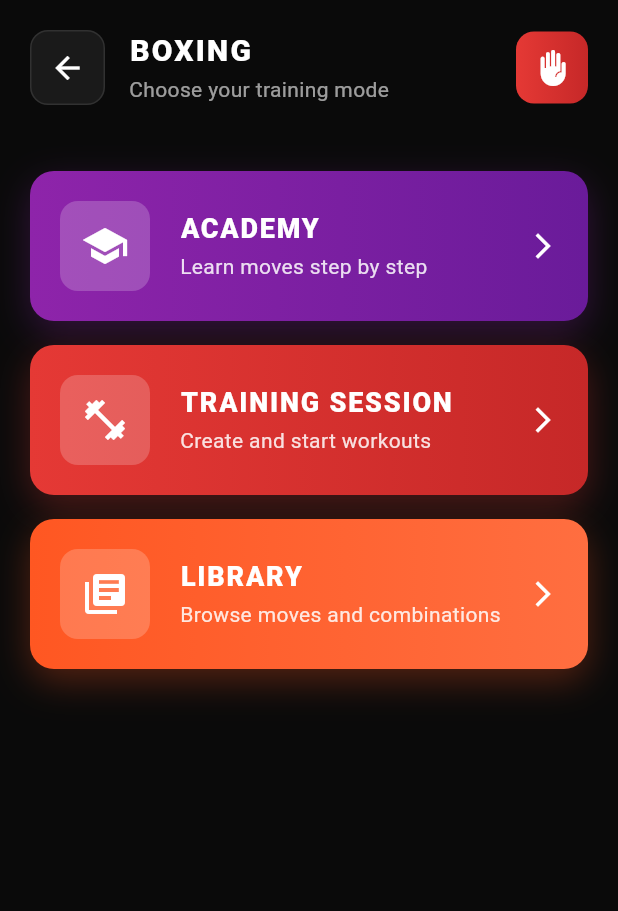
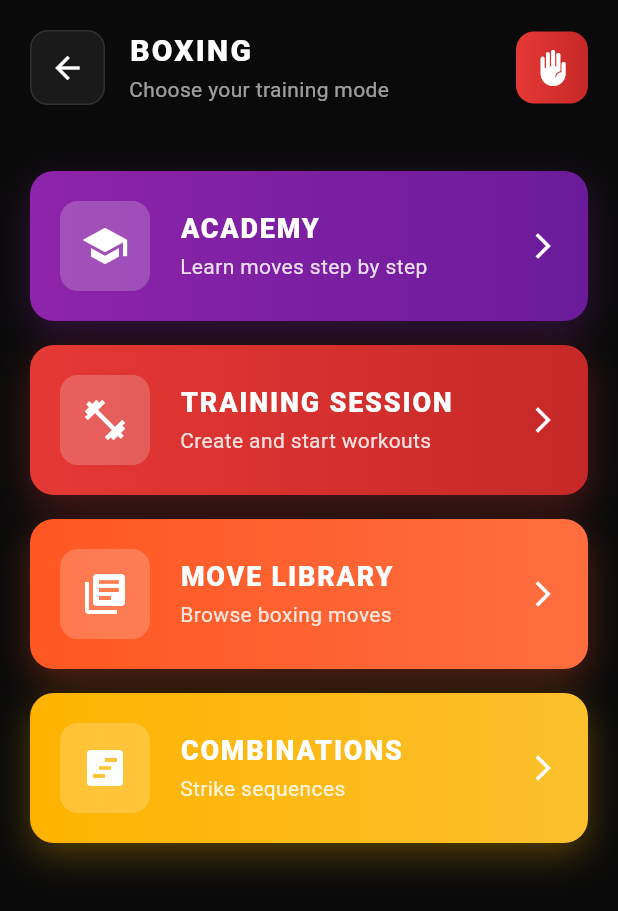
Before and after one commit to mikebg95/fight-my-shadow, a Flutter app: the BoxingHomeScreen screen opened directly, on a phone screen of 412 x 824 dp. Shown: the top 911 px of the screen. Run offline on Flutter 3.47's test engine with Material 3 defaults, Android fonts, the phone set to English and light mode, and no system bars; our stand-ins replace audioplayers, flutter_tts, shared_preferences; accounts and stored records are empty.

Commit message:
Rename Library to Move Library + separate Combinations with yellow theme
TERMINOLOGY:
- Renamed "Library" to "Move Library" throughout UI
- Updated subtitle to "Browse boxing moves" for clarity

STRUCTURE:
- Separated Combinations from Move Library on Boxing screen
- Move Library now directly shows moves catalog (removed hub screen)
- Combinations is now a distinct top-level option on Boxing screen

YELLOW THEME FOR COMBINATIONS:
- Applied amber/yellow gradient to Combinations button on Boxing screen
- Updated Combinations screen header icon with yellow gradient
- Updated placeholder "Coming Soon" icon with yellow gradient
- Maintains visual distinction from:
  - Academy (purple)
  - Training (red)
  - Move Library (orange)

NAVIGATION:
- Verified post-unlock celebration redirects to Academy (already correct)
- No changes needed to navigation logic

🤖 Generated with [Claude Code](https://claude.com/claude-code)

Co-Authored-By: Claude Sonnet 4.5 <noreply@anthropic.com>

```diff
--- a/lib/screens/boxing_home_screen.dart
+++ b/lib/screens/boxing_home_screen.dart
@@ -1,12 +1,13 @@
 import 'package:flutter/material.dart';
 import 'package:fight_my_shadow/screens/learning_progress_screen.dart';
 import 'package:fight_my_shadow/screens/library_screen.dart';
+import 'package:fight_my_shadow/screens/combinations_screen.dart';
 import 'package:fight_my_shadow/main.dart';
 import 'package:fight_my_shadow/models/training_discipline.dart';
 
 /// Boxing home screen - hub for all boxing-specific features.
 ///
-/// Contains navigation to Academy, Training Session, and Library.
+/// Contains navigation to Academy, Training Session, Move Library, and Combinations.
 class BoxingHomeScreen extends StatelessWidget {
   const BoxingHomeScreen({super.key});
 
@@ -76,11 +77,11 @@ class BoxingHomeScreen extends StatelessWidget {
                   ),
                   const SizedBox(height: 16),
 
-                  // Library option
+                  // Move Library option
                   _buildOptionCard(
                     context,
-                    title: 'LIBRARY',
-                    subtitle: 'Browse moves and combinations',
+                    title: 'MOVE LIBRARY',
+                    subtitle: 'Browse boxing moves',
                     icon: Icons.library_books,
                     gradient: LinearGradient(
                       colors: [
@@ -94,6 +95,30 @@ class BoxingHomeScreen extends StatelessWidget {
                         context,
                         MaterialPageRoute(
                           builder: (context) => const LibraryScreen(),
+                        ),
+                      );
+                    },
+                  ),
+                  const SizedBox(height: 16),
+
+                  // Combinations option
+                  _buildOptionCard(
+                    context,
+                    title: 'COMBINATIONS',
+                    subtitle: 'Strike sequences',
+                    icon: Icons.view_timeline,
+                    gradient: LinearGradient(
+                      colors: [
+                        Colors.amber.shade600,
+                        Colors.yellow.shade700,
+                      ],
+                    ),
+                    glowColor: Colors.amber.shade600,
+                    onTap: () {
+                      Navigator.push(
+                        context,
+                        MaterialPageRoute(
+                          builder: (context) => const CombinationsScreen(),
                         ),
                       );
                     },
```
Also changed, not shown: lib/screens/combinations_screen.dart (+5 -5 lines), lib/screens/library_screen.dart (+5 -28 lines).
